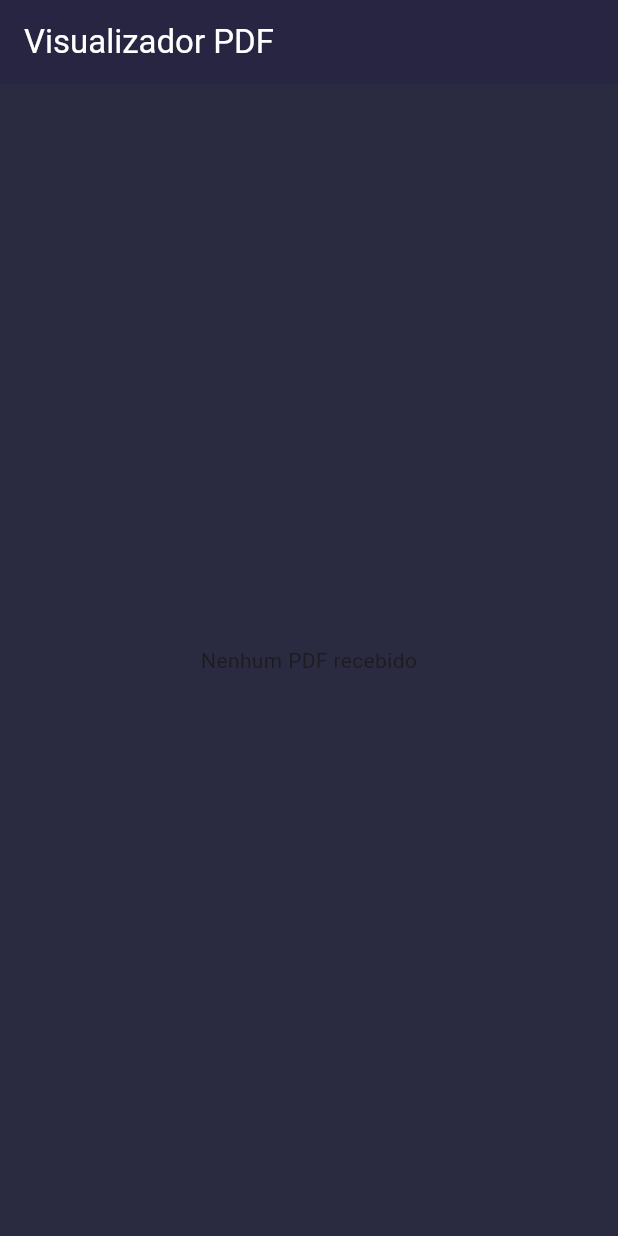
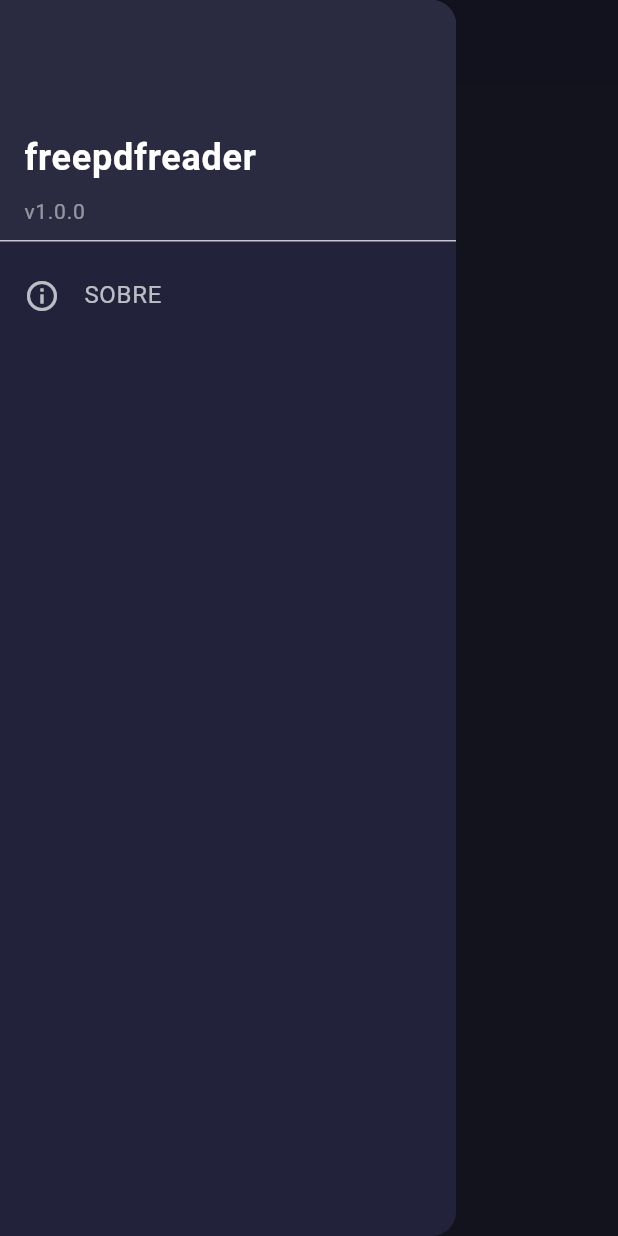
Before and after one commit to rtyker/freepdfreader, a Flutter app: the screen it shows after launch, with the side drawer open (before the commit the screen has no drawer), on a phone screen of 412 x 824 dp. Run offline on Flutter 3.47's test engine with Material 3 defaults, Android fonts, the phone set to English and light mode, and no system bars; our stand-ins replace share_plus; missing offline and left inert: pdfx, receive_sharing_intent.

Commit message:
feat: add left hamburger menu (Drawer) with SOBRE action

```diff
--- a/lib/main.dart
+++ b/lib/main.dart
@@ -77,7 +77,7 @@ class _MyAppState extends State<MyApp> {
           actions: [
             if (_pdfPath != null)
               IconButton(
-                icon: Icon(Icons.share),
+                icon: const Icon(Icons.share),
                 tooltip: 'Compartilhar',
                 onPressed: () async {
                   await SharePlus.instance.share(
@@ -89,6 +89,67 @@ class _MyAppState extends State<MyApp> {
                 },
               ),
           ],
+        ),
+        drawer: Drawer(
+          backgroundColor: const Color(0xFF22223B),
+          child: ListView(
+            padding: EdgeInsets.zero,
+            children: [
+                DrawerHeader(
+                  decoration: const BoxDecoration(
+                    color: Color(0xFF2A2A40),
+                  ),
+                  child: Column(
+                    crossAxisAlignment: CrossAxisAlignment.start,
+                    mainAxisAlignment: MainAxisAlignment.end,
+                    children: [
+                      const Text(
+                        'freepdfreader',
+                        style: TextStyle(
+                          color: Colors.white,
+                          fontSize: 24,
+                          fontWeight: FontWeight.bold,
+                        ),
+                      ),
+                      const SizedBox(height: 8),
+                      Text(
+                        'v1.0.0',
+                        style: TextStyle(
+                          color: Colors.white.withValues(alpha: 0.5),
+                          fontSize: 14,
+                        ),
+                      ),
+                    ],
+                  ),
+                ),
+                ListTile(
+                  leading: const Icon(Icons.info_outline, color: Colors.white70),
+                  title: const Text(
+                    'SOBRE',
+                    style: TextStyle(color: Colors.white70),
+                  ),
+                  onTap: () {
+                    Navigator.pop(context);
+                    showAboutDialog(
+                      context: context,
+                      applicationName: 'freepdfreader',
+                      applicationVersion: '1.0.0',
+                      applicationIcon: const Icon(
+                        Icons.picture_as_pdf,
+                        color: Colors.amberAccent,
+                        size: 40,
+                      ),
+                      children: [
+                        const Text(
+                          'Um visualizador de PDF simples, leve e moderno desenvolvido em Flutter.\n\n'
+                          'Permite abrir PDFs locais, receber compartilhamentos de outros aplicativos e compartilhar arquivos facilmente.',
+                        ),
+                      ],
+                    );
+                  },
+                ),
+              ],
+            ),
         ),
         body: _pdfPath == null
             ? Center(
```
Also changed, not shown: 1 other file.
